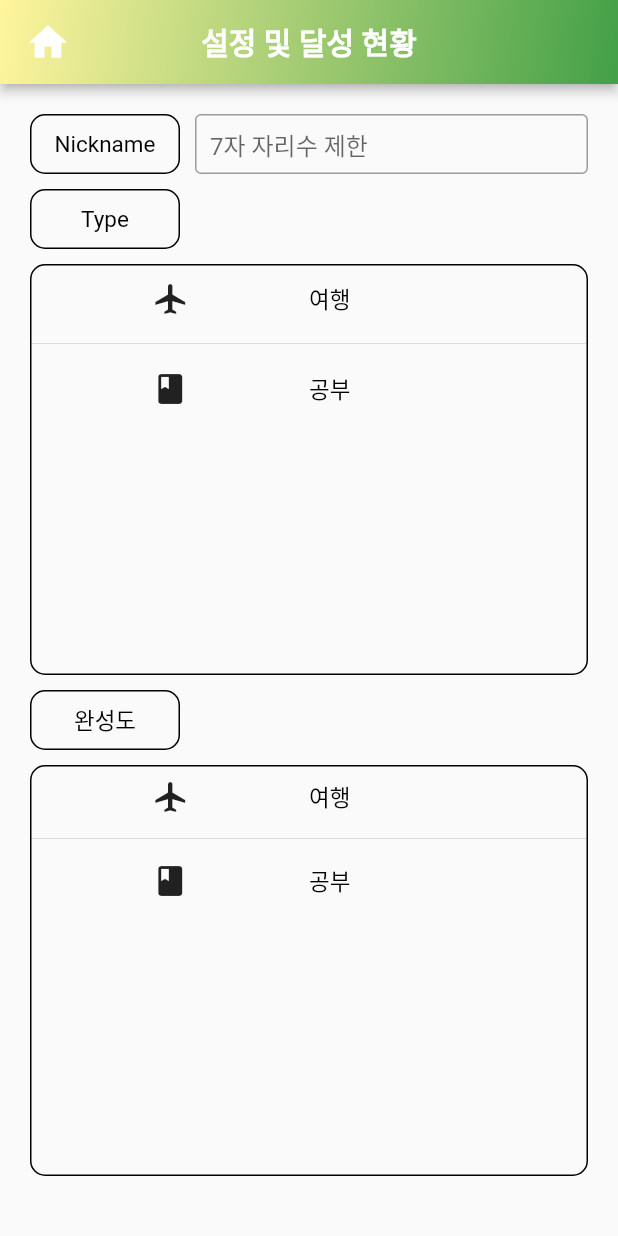
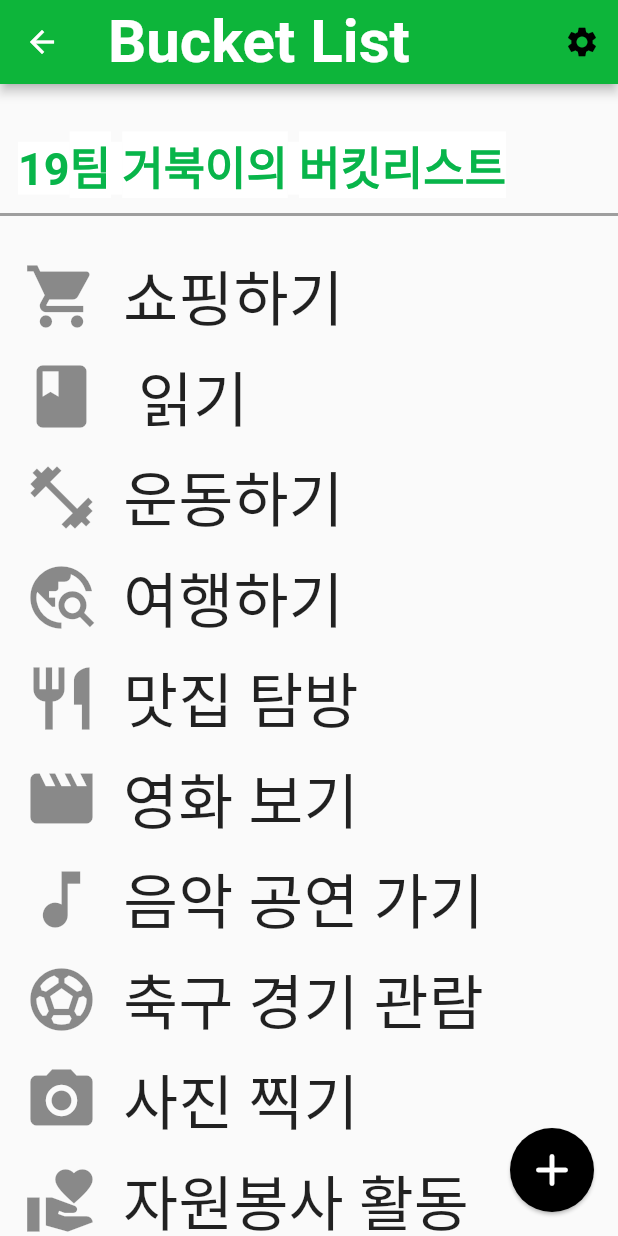
Before and after one commit to zerohyeon-GitHub/bucket_list, a Flutter app: the Setting_Page screen opened directly, after a tap on the "home" icon, on a phone screen of 412 x 824 dp. Run offline on Flutter 3.47's test engine with Material 2 defaults, Android fonts, the phone set to English and light mode, and no system bars.

Commit message:
메인페이지 추가

```diff
--- /dev/null
+++ b/lib/bucket_list(저장소연결x)/lib/main_page.dart
@@ -0,0 +1 @@
+// TODO Implement this library.
--- a/lib/home_page.dart
+++ b/lib/home_page.dart
@@ -1,4 +1,5 @@
 // 두번째 페이지
+import 'package:bucket_list/main_page.dart';
 import 'package:flutter/cupertino.dart';
 import 'package:flutter/material.dart';
 
@@ -51,6 +52,15 @@ class Home_Page extends StatelessWidget {
                 width: 180,
               ),
             ),
+            TextButton(
+                onPressed: () {
+                  // 이미지를 누르면 main_page.dart 화면으로 이동합니다.
+                  Navigator.push(
+                    context,
+                    MaterialPageRoute(builder: (context) => SecondPage()),
+                  );
+                },
+                child: Text('이동'))
           ],
         ),
       ),
--- /dev/null
+++ b/lib/list.dart
@@ -0,0 +1,37 @@
+import 'package:flutter/cupertino.dart';
+import 'package:flutter/material.dart';
+
+import 'main_page.dart';
+
+class list extends StatelessWidget {
+  const list({
+    super.key,
+  });
+
+  @override
+  Widget build(BuildContext context) {
+    return Expanded(
+      child: Container(
+        decoration: BoxDecoration(),
+        child: SafeArea(
+          child: ListView.builder(
+            itemCount: bucketList.length,
+            itemBuilder: (context, index) {
+              final bucketItem = bucketList[index];
+              return ListTile(
+                leading: Icon(
+                  bucketItem.icon,
+                  size: 50,
+                ),
+                title: Text(
+                  bucketItem.title,
+                  style: TextStyle(fontSize: 40),
+                ),
+              );
+            },
+          ),
+        ),
+      ),
+    );
+  }
+}
--- /dev/null
+++ b/lib/main_page.dart
@@ -0,0 +1,125 @@
+import 'package:flutter/material.dart';
+
+import 'list.dart';
+import 'setting_page.dart';
+
+class BucketItem {
+  final IconData icon;
+  final String title;
+
+  BucketItem({required this.icon, required this.title});
+}
+
+List<BucketItem> bucketList = [
+  BucketItem(icon: Icons.shopping_cart, title: "쇼핑하기"),
+  BucketItem(icon: Icons.book, title: " 읽기"),
+  BucketItem(icon: Icons.fitness_center, title: "운동하기"),
+  BucketItem(icon: Icons.travel_explore, title: "여행하기"),
+  BucketItem(icon: Icons.restaurant, title: "맛집 탐방"),
+  BucketItem(icon: Icons.movie, title: "영화 보기"),
+  BucketItem(icon: Icons.music_note, title: "음악 공연 가기"),
+  BucketItem(icon: Icons.sports_soccer, title: "축구 경기 관람"),
+  BucketItem(icon: Icons.photo_camera, title: "사진 찍기"),
+  BucketItem(icon: Icons.volunteer_activism, title: "자원봉사 활동"),
+  BucketItem(icon: Icons.hiking, title: "등산하기"),
+  BucketItem(icon: Icons.beach_access, title: "해변에서 쉬기"),
+  BucketItem(icon: Icons.bike_scooter, title: "자전거 타기"),
+  BucketItem(icon: Icons.home, title: "집 꾸미기"),
+  BucketItem(icon: Icons.language, title: "외국어 배우기"),
+  BucketItem(icon: Icons.local_cafe, title: "카페에서 작업하기"),
+  BucketItem(icon: Icons.code, title: "코딩 프로젝트 완료하기"),
+  BucketItem(icon: Icons.theater_comedy, title: "연극 관람하기"),
+  BucketItem(icon: Icons.museum, title: "박물관 방문하기"),
+  BucketItem(icon: Icons.golf_course, title: "골프 치기"),
+];
+
+class SecondPage extends StatelessWidget {
+  const SecondPage({super.key});
+
+  @override
+  Widget build(BuildContext context) {
+    return Scaffold(
+      appBar: AppBar(
+        backgroundColor: Color.fromARGB(255, 13, 181, 58),
+        elevation: 3,
+        title: Text(
+          "Bucket List",
+          style: TextStyle(
+            // backgroundColor: Color.fromARGB(255, 26, 243, 232),
+            fontSize: 40,
+            fontWeight: FontWeight.bold,
+            color: Colors.white,
+          ),
+        ),
+        actions: [
+          IconButton(
+            onPressed: () {
+              Navigator.push(
+                context,
+                MaterialPageRoute(builder: (context) => Setting_Page()),
+              );
+            },
+            icon: Icon(
+              Icons.settings,
+              color: Colors.black,
+            ),
+          ),
+        ],
+      ),
+      body: Column(
+        children: [
+          SizedBox(height: 20),
+          Align(
+            alignment: Alignment.topLeft,
+            child: Padding(
+              padding: const EdgeInsets.all(12.0),
+              child: Text(
+                "19팀 거북이의 버킷리스트",
+                style: TextStyle(
+                  backgroundColor: Colors.white,
+                  fontWeight: FontWeight.bold,
+                  color: Color.fromARGB(255, 8, 181, 74),
+                  fontSize: 30,
+                ),
+              ),
+            ),
+          ),
+          Divider(
+            color: Colors.grey,
+            thickness: 2,
+            height: 0,
+          ),
+          SizedBox(height: 20),
+          list(),
+        ],
+      ),
+      floatingActionButton: FloatingActionButton(
+        onPressed: () {
+          showDialog(
+            context: context,
+            builder: (BuildContext context) {
+              return AlertDialog(
+                title: Text('This is a pop-up dialog.'),
+                content: Text('This is the content of the pop-up dialog.'),
+                actions: [
+                  TextButton(
+                    onPressed: () {
+                      Navigator.of(context).pop();
+                    },
+                    child: Text('Close'),
+                  ),
+                ],
+              );
+            },
+          );
+        },
+        backgroundColor: Colors.black,
+        elevation: 1,
+        child: Icon(
+          Icons.add_rounded,
+          size: 36,
+        ),
+      ),
+    );
+  }
+}
--- a/lib/setting_page.dart
+++ b/lib/setting_page.dart
@@ -1,3 +1,4 @@
+import 'package:bucket_list/main_page.dart';
 import 'package:flutter/cupertino.dart';
 import 'package:flutter/material.dart';
 
@@ -77,7 +78,12 @@ class Setting_Page extends StatelessWidget {
           child: Row(
             children: [
               IconButton(
-                onPressed: () {},
+                onPressed: () {
+                  Navigator.push(
+                    context,
+                    MaterialPageRoute(builder: (context) => SecondPage()),
+                  );
+                },
                 icon: Icon(
                   Icons.home,
                   color: Colors.white,
```
